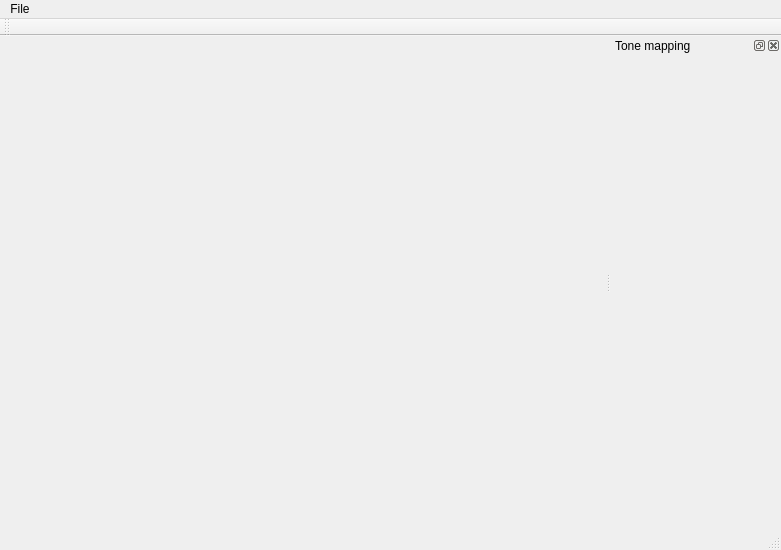
Old version of the form mainwindow.ui in the repository ziman/leveler.
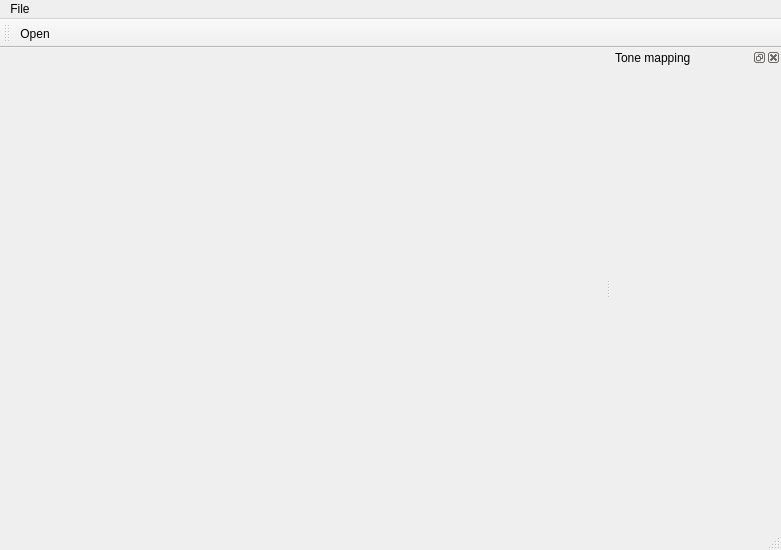
New version of the form. Icons and pictures are not drawn. Custom widgets are drawn as their Qt base class.

What changed in the file:
```diff
--- a/mainwindow.ui
+++ b/mainwindow.ui
@@ -56,6 +56,7 @@
    <attribute name="toolBarBreak">
     <bool>false</bool>
    </attribute>
+   <addaction name="actionOpen"/>
   </widget>
   <widget class="QStatusBar" name="statusBar"/>
   <widget class="QDockWidget" name="dockWidget_2">
```
Left out of the diff: 43 changed lines with no effect on the pictures.
